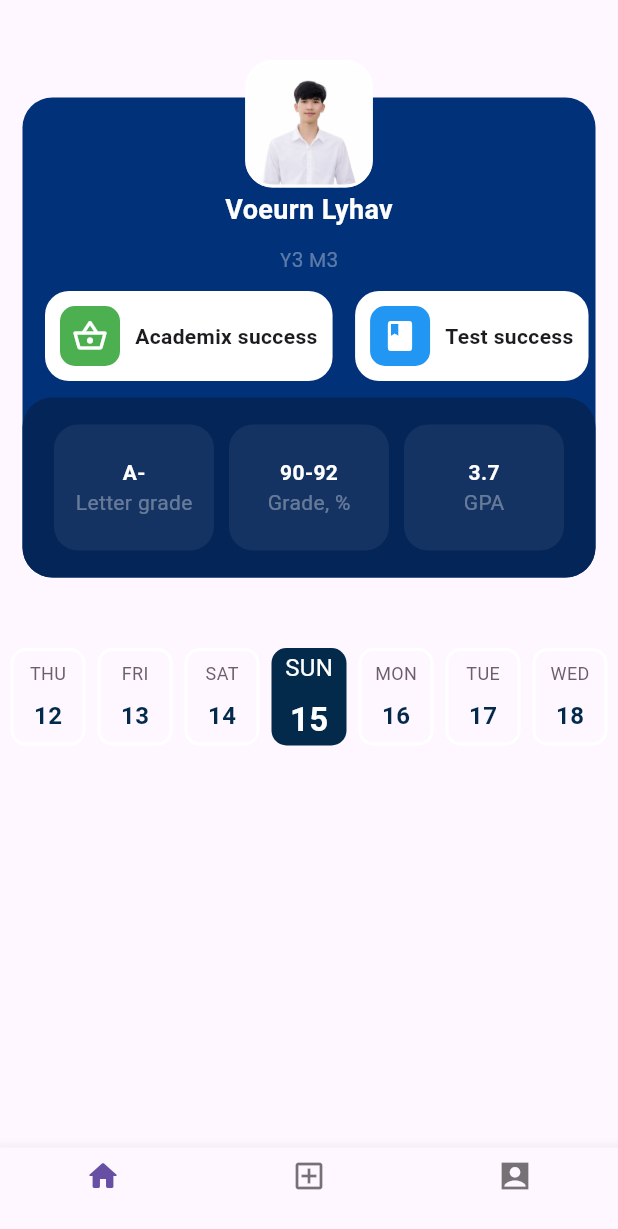
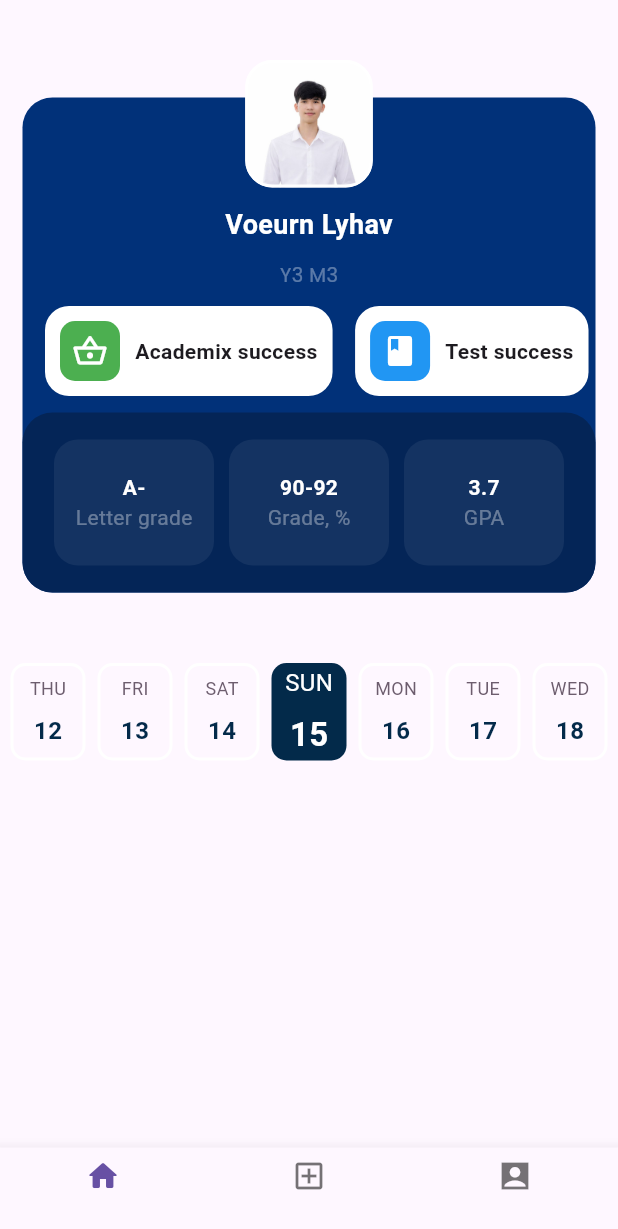
Before and after one commit to lyhav-gif/home_screen_, a Flutter app: the screen it shows after launch, on a phone screen of 412 x 824 dp. Shown: the top 1229 px of the screen. Run offline on Flutter 3.47's test engine with Material 3 defaults, Android fonts, the phone set to English and light mode, and no system bars; drawn by our look-alikes of easy_date_timeline; our stand-ins replace google_fonts.

Commit message:
update please

```diff
--- a/lib/widget/card_home_widget.dart
+++ b/lib/widget/card_home_widget.dart
@@ -55,7 +55,7 @@ class _CardHomeWidgetState extends State<CardHomeWidget> {
         children: [
           Container(
             margin: const EdgeInsets.all(15),
-            height: 320,
+            height: 330,
             width: double.infinity,
             decoration: BoxDecoration(
               color: const Color.fromARGB(255, 1, 49, 121),
```
